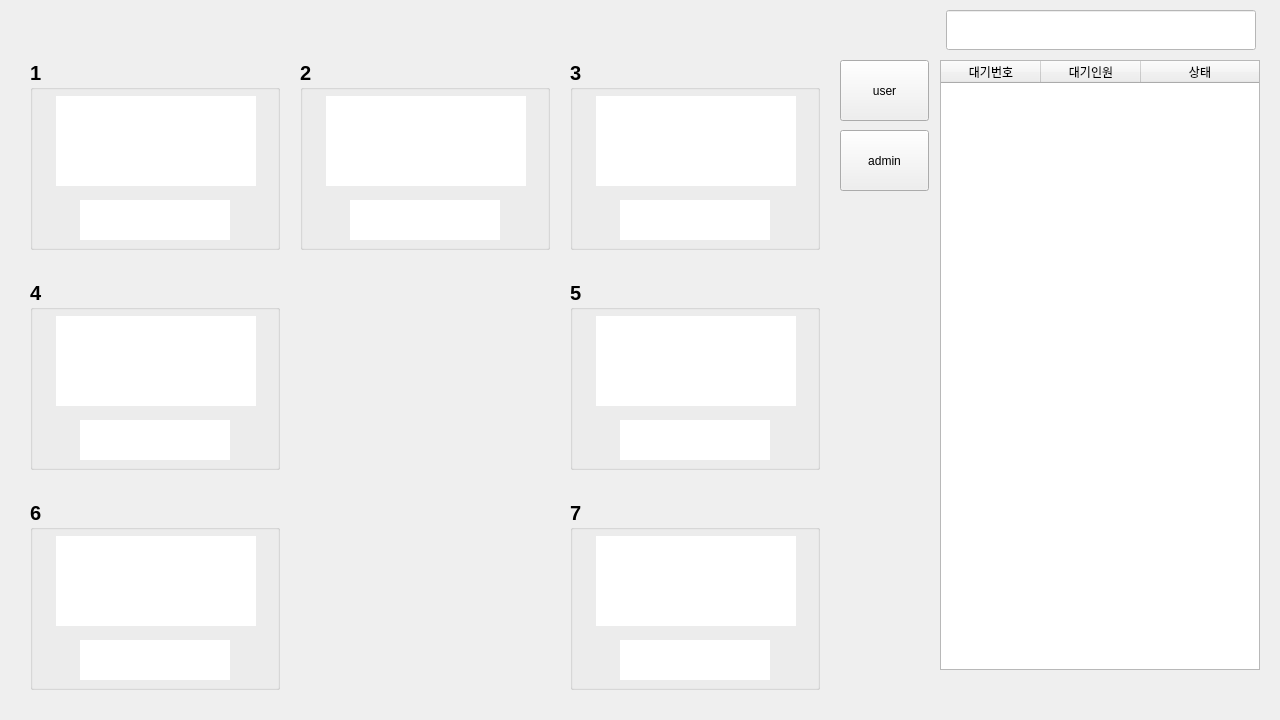
Old version of the form src/gui/rest_control.ui in the repository iot-team5-project/iot-waitingsystem.
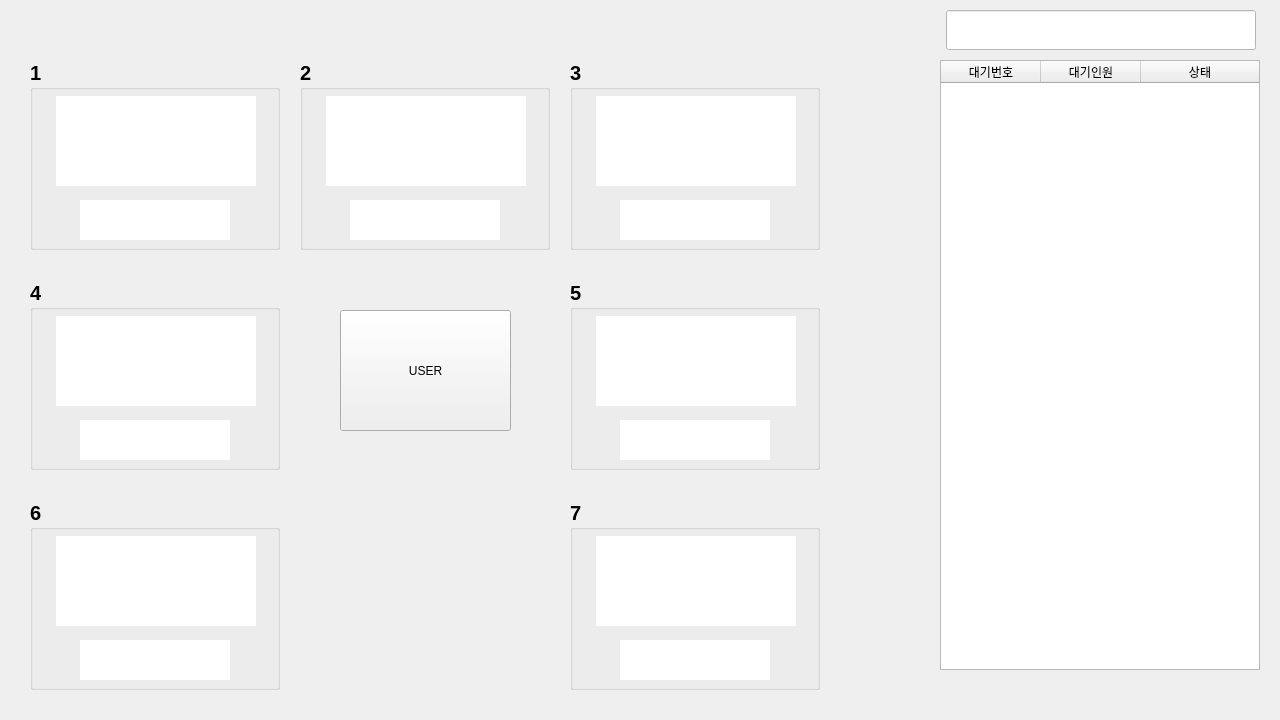
New version of the form.

The edit to the form file:
```diff
--- a/src/gui/rest_control.ui
+++ b/src/gui/rest_control.ui
@@ -163,14 +163,14 @@
   <widget class="QPushButton" name="btnUser">
    <property name="geometry">
     <rect>
-     <x>840</x>
-     <y>60</y>
-     <width>89</width>
-     <height>61</height>
+     <x>340</x>
+     <y>310</y>
+     <width>171</width>
+     <height>121</height>
     </rect>
    </property>
    <property name="text">
-    <string>user</string>
+    <string>USER</string>
    </property>
   </widget>
   <widget class="QGroupBox" name="groupBox2">
@@ -779,19 +779,6 @@
     </property>
    </widget>
   </widget>
-  <widget class="QPushButton" name="btnAdmin">
-   <property name="geometry">
-    <rect>
-     <x>840</x>
-     <y>130</y>
-     <width>89</width>
-     <height>61</height>
-    </rect>
-   </property>
-   <property name="text">
-    <string>admin</string>
-   </property>
-  </widget>
   <widget class="QLineEdit" name="currentTime">
    <property name="enabled">
     <bool>false</bool>
```
